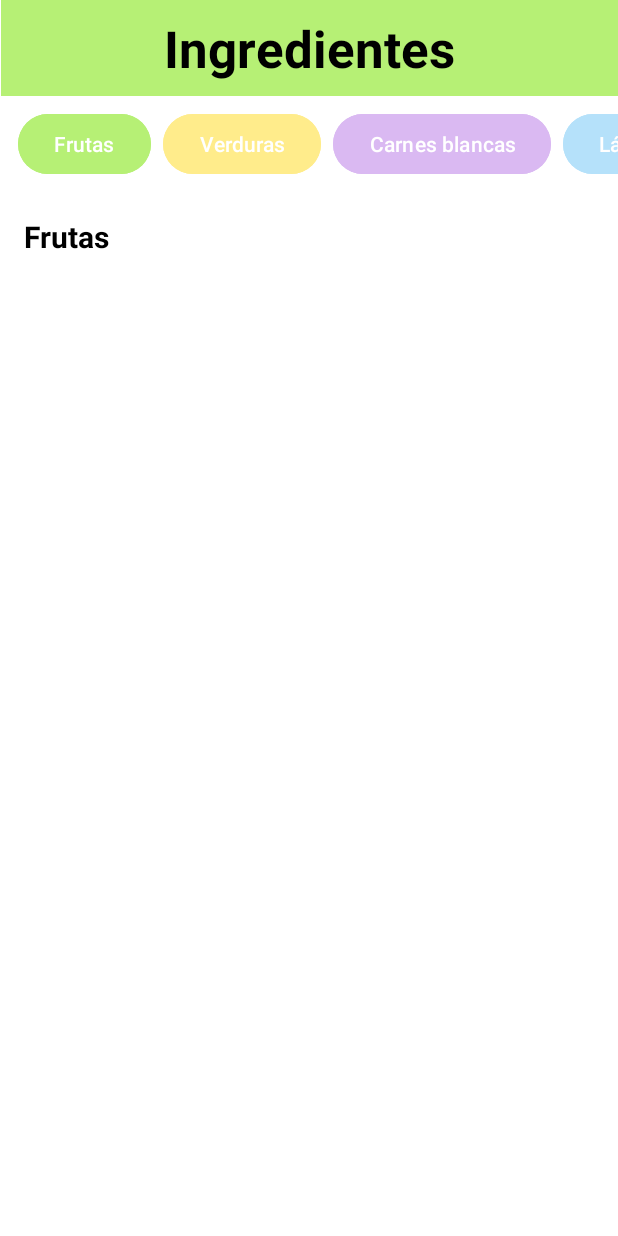
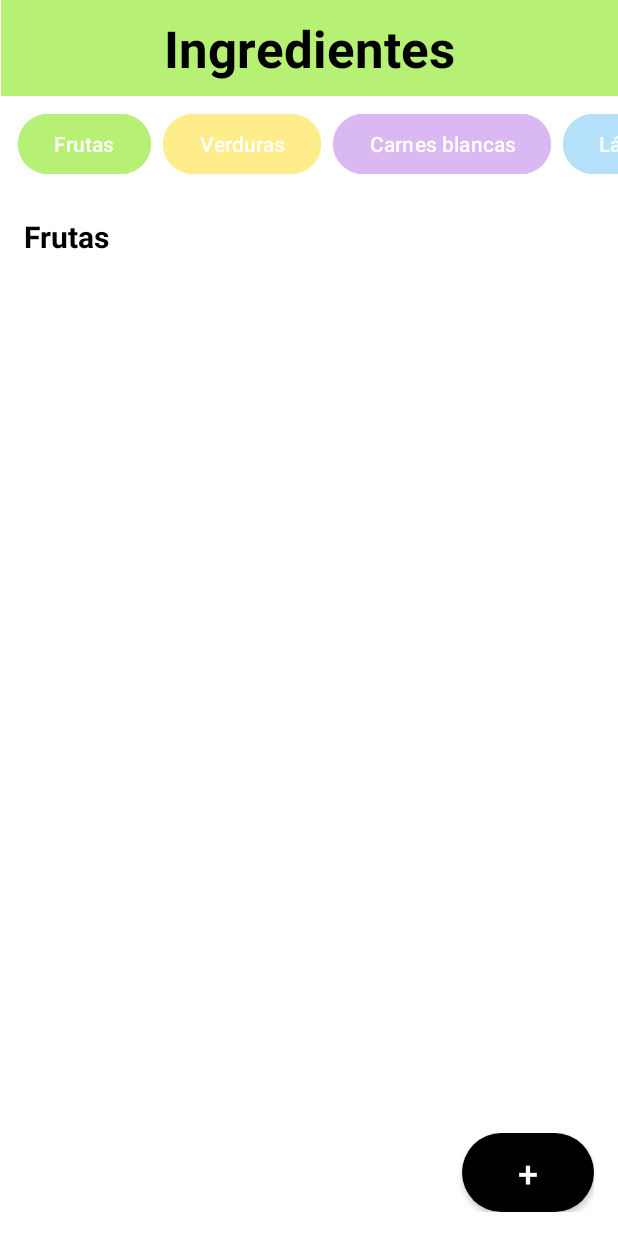
Before and after one commit to Necroo1/parcial1-am-acn4av-saracho, an Android app: the screen it shows after launch (MainActivity), on a phone screen of 412 x 824 dp. Run offline under Robolectric (Android 15) with nearby library versions, the phone set to English and light mode, and no system bars.

Commit message:
feat: Implement rounded corners for the dynamic "+" button

```diff
--- a/app/src/main/java/com/example/parcial1_am_acn4av_saracho/MainActivity.java
+++ b/app/src/main/java/com/example/parcial1_am_acn4av_saracho/MainActivity.java
@@ -1,8 +1,13 @@
 package com.example.parcial1_am_acn4av_saracho;
 
+import android.graphics.Color;
+import android.graphics.drawable.GradientDrawable;
 import android.os.Bundle;
+import android.util.Log;
+import android.view.Gravity;
 import android.view.View;
 import android.widget.Button;
+import android.widget.LinearLayout;
 import android.widget.TextView;
 
 import androidx.activity.EdgeToEdge;
@@ -14,11 +19,13 @@ import androidx.core.view.WindowInsetsCompat;
 public class MainActivity extends AppCompatActivity {
 
     private TextView selectedCategoryTitle;
+    private LinearLayout addButtonContainer;
 
     @Override
     protected void onCreate(Bundle savedInstanceState) {
         super.onCreate(savedInstanceState);
         setContentView(R.layout.activity_main);
+        addButtonContainer = findViewById(R.id.addButtonContainer);
         selectedCategoryTitle = findViewById(R.id.selected_category_title);
         Button fruitsButton = findViewById(R.id.category_fruits_button);
         Button vegetablesButton = findViewById(R.id.category_vegetables_button);
@@ -59,5 +66,28 @@ public class MainActivity extends AppCompatActivity {
                 selectedCategoryTitle.setText(R.string.category_red_meats);
             }
         });
+//BOTON +
+        Button addButton = new Button(this);
+        addButton.setText("+");
+        addButton.setTextSize(24);
+        addButton.setTextColor(getResources().getColor(android.R.color.white));
+        addButton.setGravity(Gravity.CENTER);
+        GradientDrawable roundedBackground = new GradientDrawable();
+        roundedBackground.setShape(GradientDrawable.RECTANGLE);
+        roundedBackground.setColor(Color.BLACK);
+        roundedBackground.setCornerRadius(400f);
+        addButton.setBackground(roundedBackground);
+        LinearLayout.LayoutParams params = new LinearLayout.LayoutParams(
+                LinearLayout.LayoutParams.WRAP_CONTENT,
+                LinearLayout.LayoutParams.WRAP_CONTENT
+        );
+        addButtonContainer.addView(addButton);
+        addButton.setOnClickListener(new View.OnClickListener() {
+            @Override
+            public void onClick(View v) {
+                // Aquí iría la lógica para abrir la pantalla de carga de ingredientes
+                Log.d("MainActivity", "Botón '+' clickeado");
+            }
+        });
     }
 }
--- a/app/src/main/res/layout/activity_main.xml
+++ b/app/src/main/res/layout/activity_main.xml
@@ -104,4 +104,16 @@
         android:textStyle="bold"
         app:layout_constraintStart_toStartOf="parent"
         app:layout_constraintTop_toBottomOf="@+id/categories_scroll_view" />
+
+    <LinearLayout
+        android:id="@+id/addButtonContainer"
+        android:layout_width="0dp"
+        android:layout_height="wrap_content"
+        android:orientation="horizontal"
+        android:gravity="end"
+        android:padding="16dp"
+        app:layout_constraintStart_toStartOf="parent"
+        app:layout_constraintEnd_toEndOf="parent"
+        app:layout_constraintBottom_toBottomOf="parent">
+    </LinearLayout>
 </androidx.constraintlayout.widget.ConstraintLayout>
```
